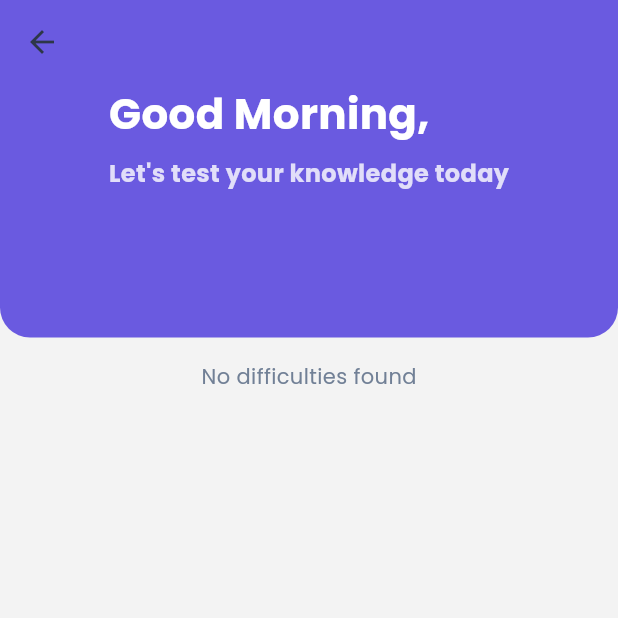
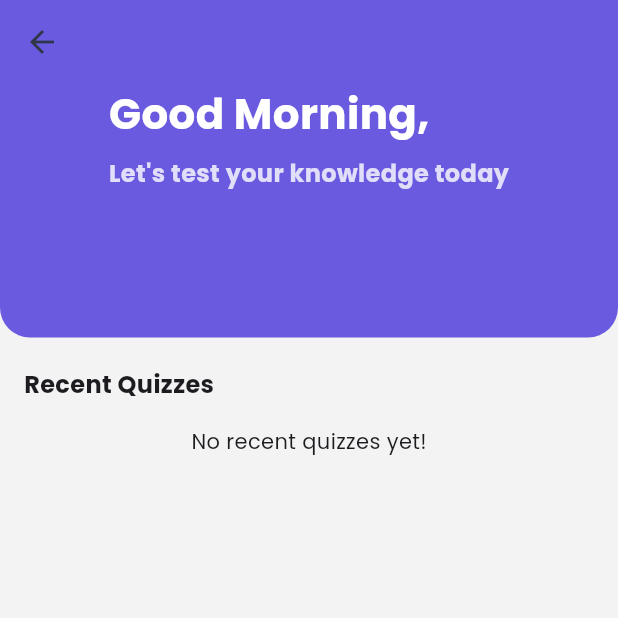
Before and after one commit to amherstiadoctor/eLaw, a Flutter app: the HomeScreen screen opened directly with empty values, on a phone screen of 412 x 824 dp, the top half of it. Run offline on Flutter 3.47's test engine with Material 3 defaults, Android fonts, the phone set to English and light mode, and no system bars; our stand-ins replace carousel_slider, cloud_firestore, equatable, firebase_auth, firebase_core, flutter_animate and 5 more; accounts and stored records are empty.

Commit message:
chore: redesign user home

```diff
--- a/lib/view/user/home_screen.dart
+++ b/lib/view/user/home_screen.dart
@@ -1,10 +1,9 @@
 import 'package:cloud_firestore/cloud_firestore.dart';
 import 'package:flutter/material.dart';
 import 'package:flutter_animate/flutter_animate.dart';
-import 'package:sp_code/model/difficulty.dart';
+import 'package:percent_indicator/percent_indicator.dart';
 import 'package:sp_code/config/theme.dart';
 import 'package:sp_code/model/user_entity.dart';
-import 'package:sp_code/view/user/difficulty_screen.dart';
 
 class HomeScreen extends StatefulWidget {
   final UserEntity loggedInUser;
@@ -15,39 +14,6 @@ class HomeScreen extends StatefulWidget {
 }
 
 class _HomeScreenState extends State<HomeScreen> {
-  List<Difficulty> _allDifficulties = [];
-  List<Difficulty> _filteredDifficulties = [];
-  bool isLoading = false;
-
-  @override
-  void initState() {
-    // TODO: implement initState
-    super.initState();
-    _fetchDifficulties();
-  }
-
-  Future<void> _fetchDifficulties() async {
-    setState(() {
-      isLoading = true;
-    });
-
-    final snapshot =
-        await FirebaseFirestore.instance
-            .collection('difficulties')
-            .orderBy('createdAt', descending: true)
-            .get();
-
-    setState(() {
-      isLoading = false;
-      _allDifficulties =
-          snapshot.docs
-              .map((doc) => Difficulty.fromMap(doc.id, doc.data()))
-              .toList();
-
-      _filteredDifficulties = _allDifficulties;
-    });
-  }
-
   String greeting() {
     var hour = DateTime.now().hour;
     if (hour < 12) {
@@ -63,7 +29,24 @@ class _HomeScreenState extends State<HomeScreen> {
   Widget build(BuildContext context) {
     return Scaffold(
       backgroundColor: AppTheme.grey1,
-      body: CustomScrollView(
+      body: StreamBuilder(
+        stream:
+            FirebaseFirestore.instance
+                .collection("Users")
+                .where('email', isEqualTo: widget.loggedInUser.email)
+                .snapshots(),
+        builder: (context, snapshot) {
+          if (snapshot.connectionState == ConnectionState.waiting) {
+            return Center(child: CircularProgressIndicator());
+          }
+
+          final fetchedDocs = snapshot.data!.docs;
+          final currentUser = fetchedDocs[0].data();
+          if (currentUser.isEmpty) {
+            return Center(child: Text("No user found."));
+          }
+
+          return CustomScrollView(
             slivers: [
               SliverAppBar(
                 expandedHeight: 225,
@@ -114,50 +97,66 @@ class _HomeScreenState extends State<HomeScreen> {
                 ),
               ),
               SliverPadding(
+                padding: const EdgeInsets.only(left: 16, top: 20),
+                sliver: SliverToBoxAdapter(
+                  child: Text(
+                    "Recent Quizzes",
+                    style: TextStyle(fontSize: 16, fontWeight: FontWeight.bold),
+                  ),
+                ),
+              ),
+              currentUser['quizzesTaken'].isNotEmpty
+                  ? SliverToBoxAdapter(
+                    child: Padding(
                       padding: EdgeInsets.all(16),
-            sliver:
-                isLoading == true
-                    ? SliverToBoxAdapter(
-                      child: Center(
-                        child: CircularProgressIndicator(
-                          valueColor: AlwaysStoppedAnimation<Color>(
-                            AppTheme.primary,
-                          ),
-                          strokeWidth: 2,
+                      child: ListView.builder(
+                        padding: EdgeInsets.zero,
+                        shrinkWrap: true,
+                        physics: NeverScrollableScrollPhysics(),
+                        itemCount: currentUser['quizzesTaken'].length,
+                        itemBuilder: (context, index) {
+                          final quiz = currentUser['quizzesTaken'][index];
+                          return _buildRecentQuizCard(quiz, index);
+                        },
                       ),
                     ),
                   )
-                    : _filteredDifficulties.isEmpty && isLoading == false
-                    ? SliverToBoxAdapter(
-                      child: Center(
-                        child: Text(
-                          "No difficulties found",
-                          style: TextStyle(color: AppTheme.text2),
-                        ),
-                      ),
-                    )
-                    : SliverGrid(
-                      delegate: SliverChildBuilderDelegate(
-                        childCount: 3,
-                        (context, index) => _buildDifficultyCard(
-                          _filteredDifficulties[index],
-                          index,
-                        ),
-                      ),
-                      gridDelegate: SliverGridDelegateWithFixedCrossAxisCount(
-                        crossAxisCount: 2,
-                        mainAxisSpacing: 16,
-                        crossAxisSpacing: 16,
-                        childAspectRatio: 0.8,
-                      ),
+                  : SliverPadding(
+                    padding: EdgeInsets.all(16),
+                    sliver: SliverToBoxAdapter(
+                      child: Center(child: Text("No recent quizzes yet!")),
                     ),
                   ),
             ],
+          );
+        },
       ),
     );
   }
 
-  Widget _buildDifficultyCard(Difficulty difficulty, int index) {
+  Widget _buildRecentQuizCard(Map<String, dynamic> recentQuiz, int index) {
+    Color _getScoreColor(double score) {
+      if (score >= 0.9) return AppTheme.green;
+      if (score >= 0.5) return AppTheme.secondaryShade;
+      return AppTheme.red;
+    }
+
+    String _formatDate(DateTime date) {
+      return '${date.day}/${date.month}/${date.year}';
+    }
+
+    final scorePercentage = (recentQuiz['quizScore'] * 100).round();
+    return StreamBuilder(
+      stream:
+          FirebaseFirestore.instance
+              .collection('quizzes')
+              .doc(recentQuiz['quizId'])
+              .snapshots(),
+      builder: (context, snapshot) {
+        if (snapshot.connectionState == ConnectionState.waiting) {
+          return Center(child: CircularProgressIndicator());
+        }
+        final fetchedQuiz = snapshot.data as DocumentSnapshot;
         return Card(
               elevation: 0,
               shape: RoundedRectangleBorder(
@@ -165,55 +164,61 @@ class _HomeScreenState extends State<HomeScreen> {
               ),
               child: InkWell(
                 borderRadius: BorderRadius.circular(16),
-            onTap: () {
-              Navigator.push(
-                context,
-                MaterialPageRoute(
-                  builder:
-                      (context) => DifficultyScreen(
-                        difficulty: difficulty,
-                        loggedInUser: widget.loggedInUser,
-                      ),
-                ),
-              );
-            },
+                onTap: () {},
                 child: Container(
                   decoration: BoxDecoration(
                     borderRadius: BorderRadius.circular(16),
                     border: Border.all(color: AppTheme.primary),
                   ),
                   padding: EdgeInsets.all(16),
-              child: Column(
-                mainAxisAlignment: MainAxisAlignment.center,
+                  child: Row(
+                    mainAxisAlignment: MainAxisAlignment.spaceBetween,
                     children: [
-                  Container(
-                    padding: EdgeInsets.all(16),
-                    decoration: BoxDecoration(
-                      color: AppTheme.primary.withOpacity(0.1),
-                      borderRadius: BorderRadius.circular(12),
-                    ),
-                    child: Icon(Icons.quiz, size: 48, color: AppTheme.primary),
-                  ),
-                  SizedBox(height: 10),
+                      Column(
+                        crossAxisAlignment: CrossAxisAlignment.start,
+                        children: [
                           Text(
-                    difficulty.name,
+                            fetchedQuiz['title'],
                             style: TextStyle(
                               fontSize: 16,
                               fontWeight: FontWeight.bold,
                               color: AppTheme.text,
                             ),
                           ),
-                  SizedBox(height: 5),
                           Text(
-                    difficulty.description,
+                            "Last Taken on ${_formatDate(recentQuiz['takenAt'].toDate())}",
                             style: TextStyle(
                               fontSize: 12,
                               fontWeight: FontWeight.bold,
                               color: AppTheme.text2,
                             ),
-                    textAlign: TextAlign.center,
-                    maxLines: 2,
-                    overflow: TextOverflow.ellipsis,
+                          ),
+                        ],
+                      ),
+                      CircularPercentIndicator(
+                        radius: 30,
+                        lineWidth: 10,
+                        animation: true,
+                        animationDuration: 1500,
+                        percent: recentQuiz['quizScore'],
+                        center: Column(
+                          mainAxisSize: MainAxisSize.min,
+                          children: [
+                            Text(
+                              '${scorePercentage}%',
+                              style: TextStyle(
+                                fontSize: 16,
+                                fontWeight: FontWeight.bold,
+                                color: _getScoreColor(recentQuiz['quizScore']),
+                              ),
+                            ),
+                          ],
+                        ),
+                        circularStrokeCap: CircularStrokeCap.round,
+                        progressColor: _getScoreColor(recentQuiz['quizScore']),
+                        backgroundColor: _getScoreColor(
+                          recentQuiz['quizScore'],
+                        ),
                       ),
                     ],
                   ),
@@ -223,5 +228,7 @@ class _HomeScreenState extends State<HomeScreen> {
             .animate(delay: Duration(milliseconds: 100 * index))
             .slideY(begin: 0.5, end: 0, duration: Duration(milliseconds: 300))
             .fadeIn();
+      },
+    );
   }
 }
```
Lines whose indentation alone changed are shown as unchanged.
